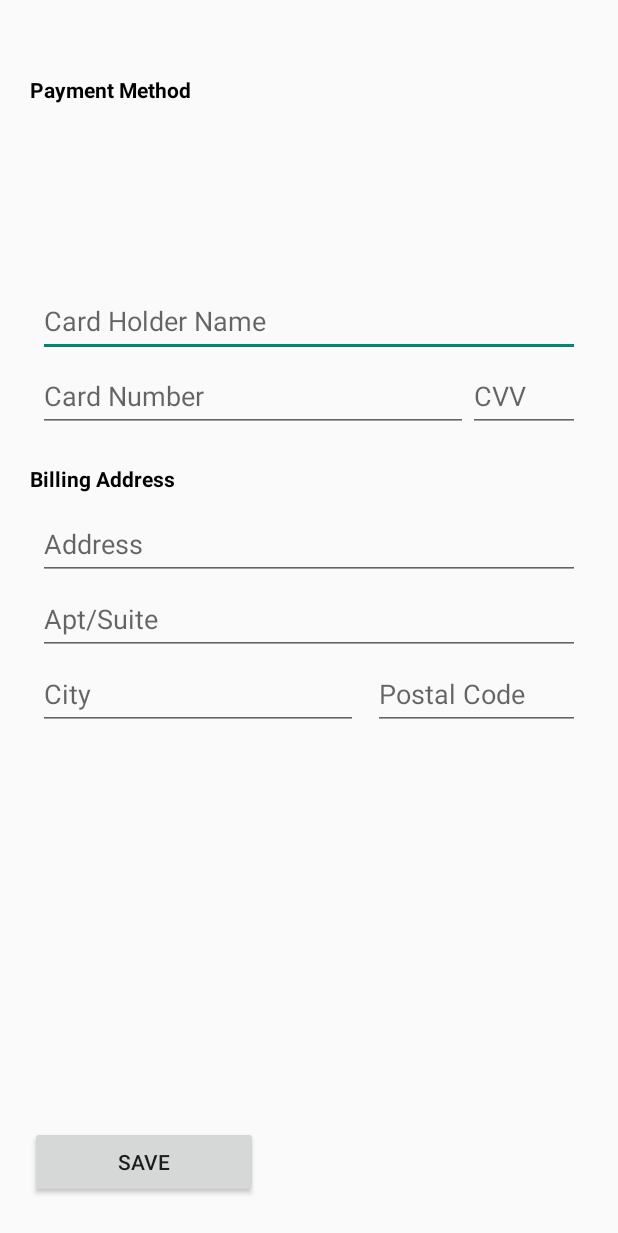
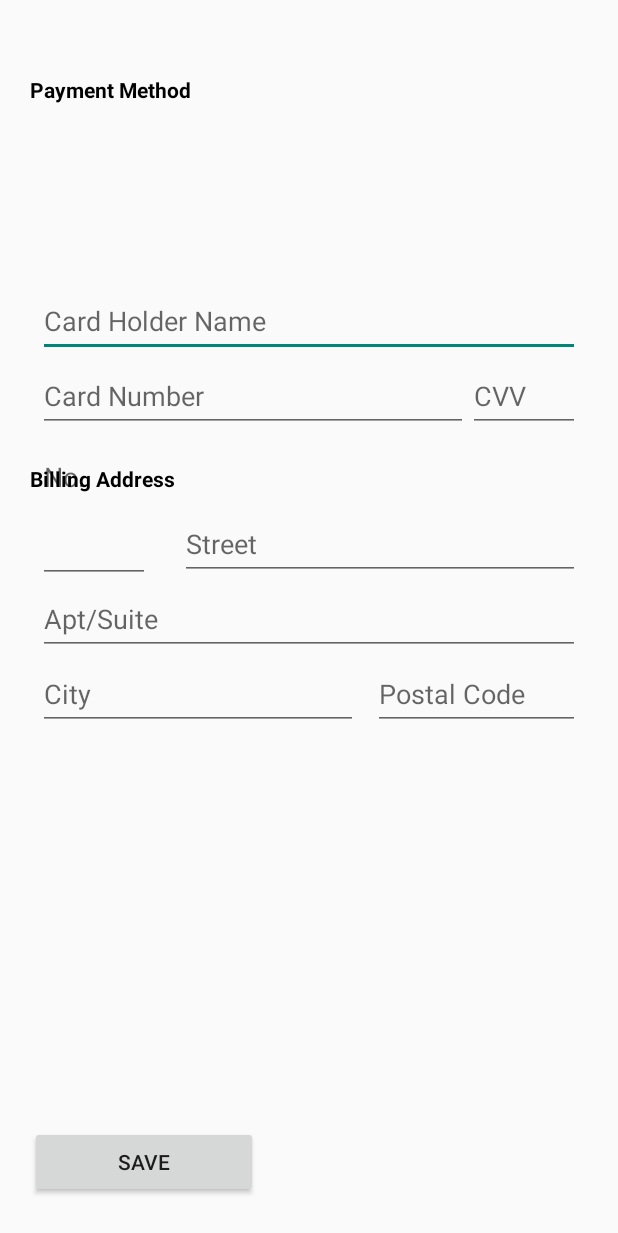
Before and after one commit to Georgin11/Mealer_App, an Android app: the ClientRegistration screen opened directly, with no data from a screen before it, after a tap on "CONTINUE", on a phone screen of 412 x 824 dp. Shown: the top 1233 px of the screen. Run offline under Robolectric (Android 15) with nearby library versions, the light colour scheme and no system bars.

Commit message:
Client registration is linked (idk why the street no. won't stay in its text box), the credit card registration is setup, and once you save from the credit card activity it closes registration and returns to "how would you like to use this app?" page.

```diff
--- a/app/src/main/java/com/example/Mealer_App/ClientRegistration.java
+++ b/app/src/main/java/com/example/Mealer_App/ClientRegistration.java
@@ -5,8 +5,11 @@ import androidx.appcompat.app.AppCompatActivity;
 import android.content.Intent;
 import android.os.Bundle;
 import android.view.View;
+import android.widget.EditText;
 
 public class ClientRegistration extends AppCompatActivity {
+
+    public static boolean payment = false;
 
     @Override
     protected void onCreate(Bundle savedInstanceState) {
@@ -15,7 +18,43 @@ public class ClientRegistration extends AppCompatActivity {
     }
 
     public void onContinue(View view){
-        Intent intent = new Intent(getApplicationContext(), CreditCardInfo.class);
-        startActivity(intent);
+
+        EditText textFirstName = (EditText)findViewById(R.id.editText_ClientName);
+        String firstName = textFirstName.getText().toString();
+
+        EditText textLastName = (EditText)findViewById(R.id.editText_ClientLastName);
+        String lastName = textLastName.getText().toString();
+
+        EditText textEmail = (EditText)findViewById(R.id.editTextEmailAddress);
+        String email = textEmail.getText().toString();
+
+        EditText textPassword = (EditText)findViewById(R.id.editText_ClientPassword);
+        String password = textPassword.getText().toString();
+
+        EditText textStreetNum = (EditText)findViewById(R.id.editText_ClientNumber);
+        String streetNum = textStreetNum.getText().toString();
+
+        EditText textAddress = (EditText)findViewById(R.id.editText_ClientStreet);
+        String street = textAddress.getText().toString();
+
+        EditText textApt = (EditText)findViewById(R.id.editText_ClientApt);
+        String apt = textApt.getText().toString();
+
+        EditText textCity = (EditText)findViewById(R.id.editText_ClientCity);
+        String city = textCity.getText().toString();
+
+        EditText textPostalCode = (EditText)findViewById(R.id.editText_ClientPostal);
+        String postalCode = textPostalCode.getText().toString();
+
+        if(payment == false){
+            Intent intent = new Intent(getApplicationContext(), CreditCardInfo.class);
+            startActivity(intent);
+        }
+        payment = true;
+        finish();
+
     }
+
+
+
 }
--- a/app/src/main/res/layout/activity_credit_card_info.xml
+++ b/app/src/main/res/layout/activity_credit_card_info.xml
@@ -87,17 +87,34 @@
             android:textStyle="bold" />
 
         <EditText
+            android:id="@+id/editTextStreetNumber"
+            android:layout_width="wrap_content"
+            android:layout_height="wrap_content"
+            android:layout_alignParentStart="true"
+            android:layout_alignParentTop="true"
+            android:layout_alignParentBottom="true"
+            android:layout_marginStart="25dp"
+            android:layout_marginTop="248dp"
+            android:layout_marginEnd="-100dp"
+            android:layout_marginBottom="435dp"
+            android:layout_toStartOf="@+id/editTextBillingAddress"
+            android:ems="10"
+            android:hint="No."
+            android:inputType="textPersonName"
+            android:minHeight="48dp" />
+
+        <EditText
             android:id="@+id/editTextBillingAddress"
             android:layout_width="wrap_content"
             android:layout_height="wrap_content"
             android:layout_below="@+id/textView2"
             android:layout_alignParentStart="true"
             android:layout_alignParentEnd="true"
-            android:layout_marginStart="25dp"
+            android:layout_marginStart="120dp"
             android:layout_marginTop="-485dp"
             android:layout_marginEnd="25dp"
             android:ems="10"
-            android:hint="Address"
+            android:hint="Street"
             android:inputType="textPersonName"
             android:minHeight="48dp" />
 
```
Also changed, not shown: app/src/main/java/com/example/Mealer_App/CreditCardInfo.java (+27 -1 lines), app/src/main/res/layout/activity_client_registration.xml (+23 -4 lines).
